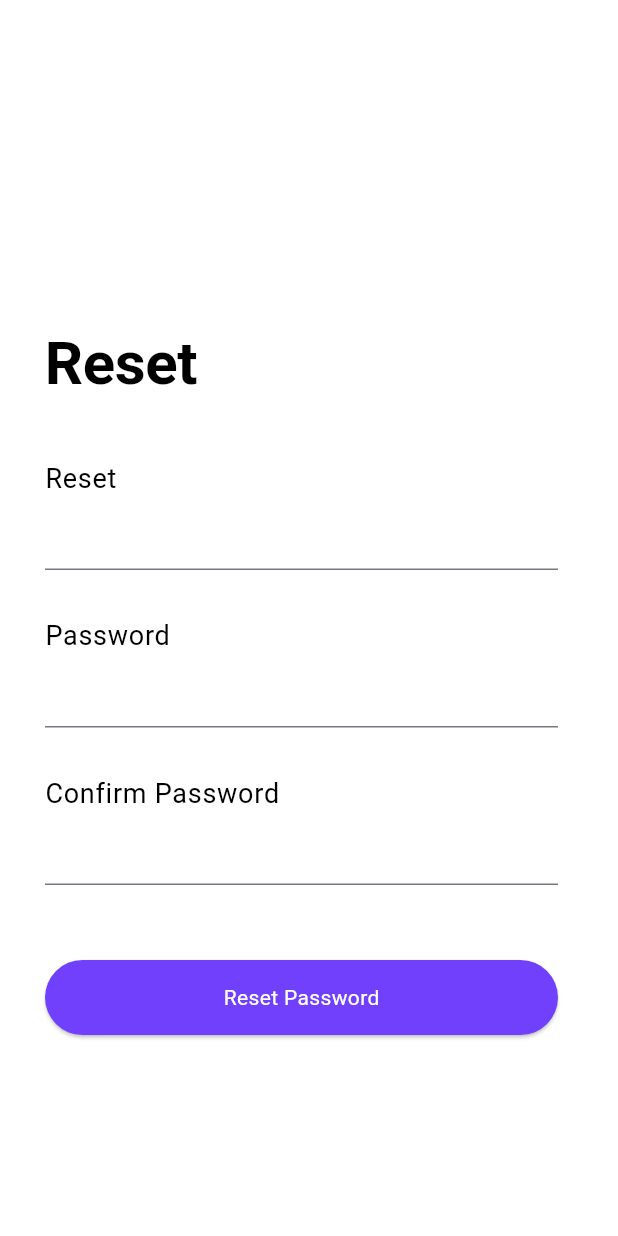
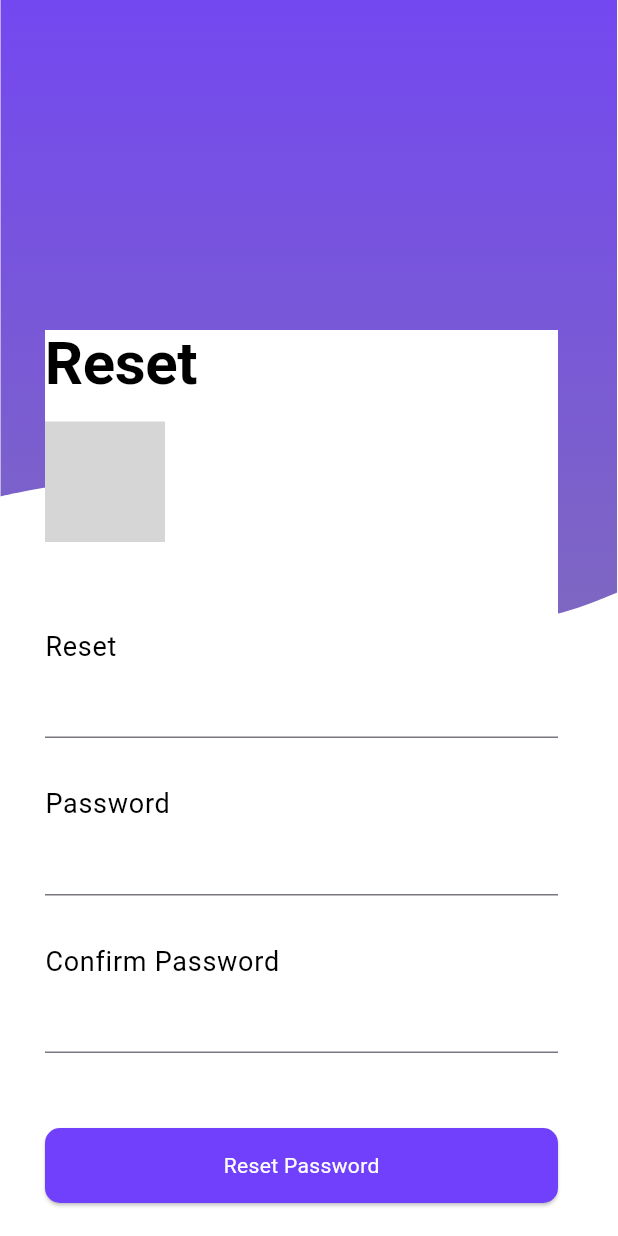
Before and after one commit to ashaswi/momentum, a Flutter app: the ForgotPassword screen opened by its route, on a phone screen of 412 x 824 dp. Run offline on Flutter 3.47's test engine with Material 3 defaults, Android fonts, the phone set to English and light mode, and no system bars; our stand-ins replace flutter_svg, shared_preferences, webview_flutter; accounts and stored records are empty; network calls fail; Roboto replaces fonts that are missing (Poppins); grey boxes are pictures that could not be loaded.

Commit message:
UI changes in sign in, sign up, forgot pwd

```diff
--- a/lib/forms/forgot_password_form.dart
+++ b/lib/forms/forgot_password_form.dart
@@ -92,6 +92,9 @@ class _ForgotPasswordFormState extends State<ForgotPasswordForm> {
             style: ElevatedButton.styleFrom(
               backgroundColor: Theme.of(context).primaryColor,
               minimumSize: const Size(double.infinity, 50),
+                    shape: RoundedRectangleBorder(
+                borderRadius: BorderRadius.circular(10.0), // Less rounded edges
+    ),
             ),
             child: _isLoading
                 ? const CircularProgressIndicator(
--- a/lib/forms/forgot_password_request_form.dart
+++ b/lib/forms/forgot_password_request_form.dart
@@ -70,6 +70,9 @@ class _ForgotPassordRequestFormState extends State<ForgotPassordRequestForm> {
               style: ElevatedButton.styleFrom(
                 backgroundColor: Theme.of(context).primaryColor,
                 minimumSize: const Size(double.infinity, 50),
+                      shape: RoundedRectangleBorder(
+                borderRadius: BorderRadius.circular(10.0), // Less rounded edges
+    ),
               ),
               child: _isLoading
                   ? const CircularProgressIndicator(
--- a/lib/forms/signin_form.dart
+++ b/lib/forms/signin_form.dart
@@ -70,6 +70,9 @@ class _SigninFormState extends State<SigninForm> {
               style: ElevatedButton.styleFrom(
                 backgroundColor: Theme.of(context).primaryColor,
                 minimumSize: const Size(double.infinity, 50),
+                shape: RoundedRectangleBorder(
+                borderRadius: BorderRadius.circular(10.0), // Less rounded edges
+    ),
               ),
               child: _isLoading
                   ? const CircularProgressIndicator(
@@ -94,7 +97,7 @@ class _SigninFormState extends State<SigninForm> {
                   onTap: () {
                     Navigator.pushNamed(context, '/signup');
                   },
-                  child: Text('Signup',
+                  child: Text('Sign up',
                       style: Theme.of(context)
                           .textTheme
                           .bodyMedium
--- a/lib/screens/forgot_password.dart
+++ b/lib/screens/forgot_password.dart
@@ -1,6 +1,7 @@
 import 'package:flutter/material.dart';
+import 'package:flutter_svg/svg.dart';
 import 'package:momentum/Screens/base_screen.dart';
-//import 'package:momentum/components/curved_curtain.dart';
+import 'package:momentum/components/curved_curtain.dart';
 import 'package:momentum/forms/forgot_password_form.dart';
 
 class ForgotPassword extends StatelessWidget {
@@ -11,6 +12,17 @@ class ForgotPassword extends StatelessWidget {
       hasPadding: false,
       child: Stack(
         children: [
+                 // Add the SVG in the desired position
+          Positioned(
+            top: -90,
+            left: -10,
+            right: -10,
+            child: SvgPicture.asset(
+              'assets/images/gradient/Gradient.svg',
+              fit: BoxFit.cover,
+              height: 500, // Adjust height based on the desired size
+            ),
+          ),
           Positioned(
               top: 220,
               left: 30,
@@ -24,13 +36,19 @@ class ForgotPassword extends StatelessWidget {
                       'Reset',
                       style: Theme.of(context).textTheme.displayLarge,
                     ),
+                       const SizedBox(height: 16), // Add spacing
+                    SvgPicture.asset(
+                    'assets/images/icons/line_icon.svg',
+                      width: 80,  // Adjust width as needed
+                     ),
+                    const SizedBox(height: 16),
                     const ForgotPasswordForm(),
                   ],
                 ),
               )),
-          // Positioned(
-            // top: -300,
-            // child: Transform.scale(scale: 1.1, child: const CurvedCurtain())),
+              Positioned(
+                top: -300,
+                child: Transform.scale(scale: 1.1, child: const CurvedCurtain())),
         ],
       ),
     );
--- a/lib/screens/welcome.dart
+++ b/lib/screens/welcome.dart
@@ -38,7 +38,7 @@ class Welcome extends StatelessWidget {
                     ),
                     const SizedBox(height: 10),
                     Text(
-                      'Lorem ipsum dolor sit amet consectetur. Lorem id sit ',
+                      'Keep the Momentum going – your journey begins now!',
                       style: TextStyle(
                         fontSize: 16,
                         color: Colors.grey.withOpacity(0.8),
--- a/pubspec.yaml
+++ b/pubspec.yaml
@@ -72,6 +72,7 @@ flutter:
     - assets/
     - assets/images/
     - assets/images/icons/
+    - assets/images/icons/line_icon.svg
 
 
 
```
Also changed, not shown: lib/forms/signup_form.dart (+6 -2 lines), lib/screens/forgot_password_request.dart (+23 -5 lines), lib/screens/meditate.dart (+5 -4 lines), lib/screens/signin.dart (+10 -5 lines), lib/screens/signup.dart (+19 -1 lines).
